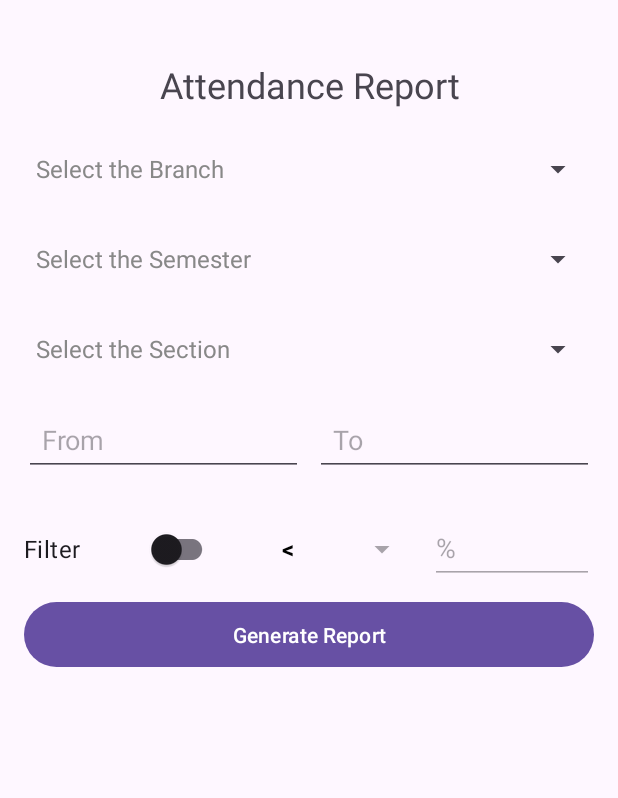
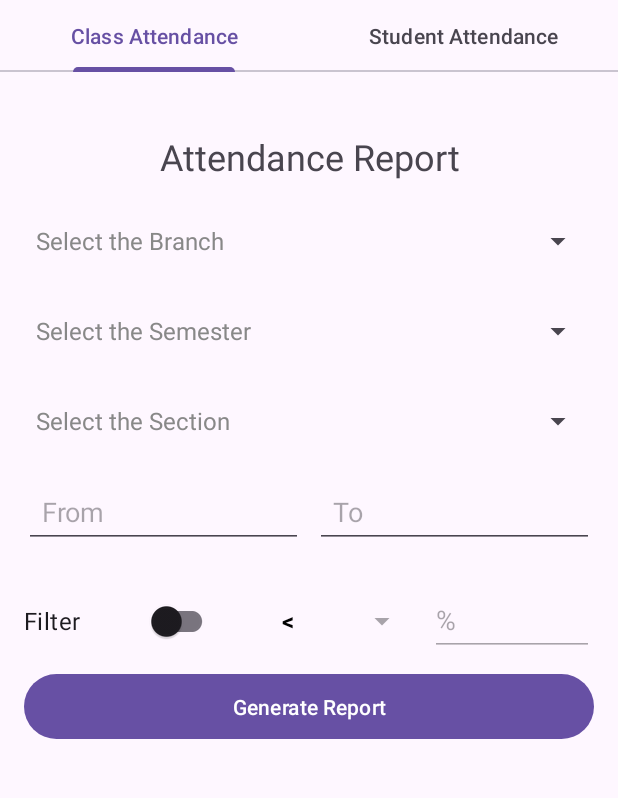
Before and after one commit to sajid-ali-khan/gprec-attendance-app, an Android app: the fragment ClassAttendanceFragment placed in its activity, in the side drawer, after a tap on "Attendance Reports", on a phone screen of 412 x 824 dp, the part 96-894 px from its top. Run offline under Robolectric (Android 15) with nearby library versions, the phone set to English and light mode, and no system bars; 4 statements that could not run were skipped.

Commit message:
modify the report fragment and add the view pager for class and student attendance report fragments in tab layout

```diff
--- a/app/src/main/java/com/example/gprec_30/HODActivity.java
+++ b/app/src/main/java/com/example/gprec_30/HODActivity.java
@@ -10,9 +10,9 @@ import androidx.appcompat.app.AppCompatActivity;
 import androidx.appcompat.widget.Toolbar;
 import androidx.drawerlayout.widget.DrawerLayout;
 
+import com.example.gprec_30.fragment_classes.AttendanceReportFragment;
 import com.example.gprec_30.fragment_classes.ChangePasswordFragment;
 import com.example.gprec_30.fragment_classes.HomeFragment;
-import com.example.gprec_30.fragment_classes.Report;
 import com.example.gprec_30.fragment_classes.SeeAssignmentsFragment;
 import com.example.gprec_30.fragment_classes.TakeAttendanceFragment;
 import com.google.android.material.dialog.MaterialAlertDialogBuilder;
@@ -79,8 +79,8 @@ public class HODActivity extends AppCompatActivity {
                 getSupportFragmentManager().beginTransaction()
                         .replace(R.id.container, changePasswordFragment)
                         .commit();
-            }else if(id == R.id.nav_report){
-                Report report = new Report();
+            }else if(id == R.id.nav_attendance_report){
+                AttendanceReportFragment report = new AttendanceReportFragment();
                 report.setArguments(bundle);
 
                 getSupportFragmentManager().beginTransaction()
--- /dev/null
+++ b/app/src/main/java/com/example/gprec_30/fragment_classes/AttendanceReportFragment.java
@@ -0,0 +1,40 @@
+package com.example.gprec_30.fragment_classes;
+
+import android.os.Bundle;
+import android.view.LayoutInflater;
+import android.view.View;
+import android.view.ViewGroup;
+
+import androidx.fragment.app.Fragment;
+import androidx.viewpager2.widget.ViewPager2;
+
+import com.example.gprec_30.R;
+import com.example.gprec_30.utils.AttendancePagerAdapter;
+import com.google.android.material.tabs.TabLayout;
+import com.google.android.material.tabs.TabLayoutMediator;
+
+public class AttendanceReportFragment extends Fragment {
+
+    @Override
+    public View onCreateView(LayoutInflater inflater, ViewGroup container, Bundle savedInstanceState) {
+        View view = inflater.inflate(R.layout.fragment_attendance_report, container, false);
+
+        TabLayout tabLayout = view.findViewById(R.id.tab_layout);
+        ViewPager2 viewPager = view.findViewById(R.id.view_pager);
+
+        // Set up the adapter for ViewPager2
+        AttendancePagerAdapter adapter = new AttendancePagerAdapter(this);
+        viewPager.setAdapter(adapter);
+
+        // Link TabLayout with ViewPager2
+        new TabLayoutMediator(tabLayout, viewPager, (tab, position) -> {
+            if (position == 0) {
+                tab.setText("Class Attendance");
+            } else {
+                tab.setText("Student Attendance");
+            }
+        }).attach();
+
+        return view;
+    }
+}
--- a/app/src/main/java/com/example/gprec_30/fragment_classes/Report.java
+++ b/app/src/main/java/com/example/gprec_30/fragment_classes/ClassAttendanceFragment.java
@@ -30,7 +30,6 @@ import com.google.android.material.switchmaterial.SwitchMaterial;
 import java.io.File;
 import java.io.FileWriter;
 import java.io.IOException;
-import java.io.Serializable;
 import java.sql.Connection;
 import java.sql.PreparedStatement;
 import java.sql.ResultSet;
@@ -46,7 +45,7 @@ import java.util.Objects;
 import java.util.concurrent.Executors;
 import java.util.stream.Collectors;
 
-public class Report extends Fragment {
+public class ClassAttendanceFragment extends Fragment {
 
     private Spinner sp_branch, sp_sem, sp_section, sp_symbol;
     private EditText et_from, et_to, et_percentage;
@@ -66,7 +65,7 @@ public class Report extends Fragment {
 
     SwitchMaterial toggle_filter;
 
-    public Report() {
+    public ClassAttendanceFragment() {
         // Required empty public constructor
     }
 
@@ -83,7 +82,7 @@ public class Report extends Fragment {
                     branches.add(rs.getString("branch"));
                 }
             } catch (Exception e) {
-                Log.e("Report Fragment DB Supporter", "getBranches: " + e.getMessage());
+                Log.e("ClassAttendanceFragment Fragment DB Supporter", "getBranches: " + e.getMessage());
             }
             return branches;
         }
@@ -106,7 +105,7 @@ public class Report extends Fragment {
                     sems.add(rs.getString("sem"));
                 }
             } catch (Exception e) {
-                Log.e("Report Fragment DB Supporter", "getSemesters: " + e.getMessage());
+                Log.e("ClassAttendanceFragment Fragment DB Supporter", "getSemesters: " + e.getMessage());
             }
             Collections.sort(sems);
             return sems;
@@ -130,7 +129,7 @@ public class Report extends Fragment {
                     sections.add(rs.getString("sec"));
                 }
             } catch (Exception e) {
-                Log.e("Report Fragment DB Supporter", "getSections: " + e.getMessage());
+                Log.e("ClassAttendanceFragment Fragment DB Supporter", "getSections: " + e.getMessage());
             }
             return sections;
 
@@ -139,7 +138,7 @@ public class Report extends Fragment {
 
     @Override
     public View onCreateView(LayoutInflater inflater, ViewGroup container, Bundle savedInstanceState) {
-        View rootView = inflater.inflate(R.layout.fragment_report, container, false);
+        View rootView = inflater.inflate(R.layout.fragment_class_attendance, container, false);
 
         // Initialize UI components
         sp_branch = rootView.findViewById(R.id.sp_branch);
@@ -215,7 +214,7 @@ public class Report extends Fragment {
                     });
                 } catch (ParseException e) {
                     Toast.makeText(getContext(), "Invalid date format!", Toast.LENGTH_SHORT).show();
-                    Log.d("Report button", "onCreateView: " + e.getMessage());
+                    Log.d("ClassAttendanceFragment button", "onCreateView: " + e.getMessage());
                 }
             } else {
                 Toast.makeText(getContext(), "Invalid date range!", Toast.LENGTH_SHORT).show();
@@ -231,7 +230,7 @@ public class Report extends Fragment {
     }
 
     private boolean allFieldsNotFilled() {
-        Log.d("Report", "allFieldsNotFilled: "+ String.format("%s, %s, %s, %s, %s", selectedBranch, selectedSem, selectedSection, fromDate, toDate));
+        Log.d("ClassAttendanceFragment", "allFieldsNotFilled: "+ String.format("%s, %s, %s, %s, %s", selectedBranch, selectedSem, selectedSection, fromDate, toDate));
         return selectedBranch.isEmpty() || selectedSem.isEmpty() || selectedSection.isEmpty() || fromDate.isEmpty() || toDate.isEmpty() || (toggle_filter.isChecked() && (selectedSymbol.isEmpty() || percentage.isEmpty()));
     }
 
@@ -273,7 +272,7 @@ public class Report extends Fragment {
                 reportTable.add(new AttendanceReportTable(rollNumber, days_present, total_days, percentage));
             }
         }catch(Exception e){
-            Log.d("Report:makeReport", "makeReport: "+e);
+            Log.d("ClassAttendanceFragment:makeReport", "makeReport: "+e);
         }
 
         if (toggle_filter.isChecked()){
@@ -349,7 +348,7 @@ public class Report extends Fragment {
             List<String> branches = BranchYearExtractor.extractBranchList(DbSupporter.getBranches());
 
             if (branches.isEmpty()) {
-                Log.e("Report", "No branches found");
+                Log.e("ClassAttendanceFragment", "No branches found");
                 return;
             }
 
@@ -369,14 +368,14 @@ public class Report extends Fragment {
                     return;
                 }
                 selectedBranch = sp_branch.getSelectedItem().toString();
-                Log.d("Report Fragment", "onItemSelected: selected branch " + selectedBranch);
+                Log.d("ClassAttendanceFragment Fragment", "onItemSelected: selected branch " + selectedBranch);
                 String branchCode = BranchYearExtractor.getBranchOnlyCode(selectedBranch);
                 Log.d("branch listener", "onItemSelected: branch code is " + branchCode);
                 List<String> sems = DbSupporter.getSemesters(branchCode);
                 if (!sems.isEmpty()) {
                     sp_sem.setAdapter(giveAdapter("Select the Semester", sems));
                 } else {
-                    Log.e("Report : branch listener", "onItemSelected: the sems list is empty.");
+                    Log.e("ClassAttendanceFragment : branch listener", "onItemSelected: the sems list is empty.");
                 }
             }
 
@@ -400,7 +399,7 @@ public class Report extends Fragment {
                 if (!sections.isEmpty()) {
                     sp_section.setAdapter(giveAdapter(ph_section, sections));
                 } else {
-                    Log.d("Report : sem listener", "onItemSelected: the sections list is empty.");
+                    Log.d("ClassAttendanceFragment : sem listener", "onItemSelected: the sections list is empty.");
                 }
             }
 
--- /dev/null
+++ b/app/src/main/java/com/example/gprec_30/fragment_classes/StudentAttendanceFragment.java
@@ -0,0 +1,17 @@
+package com.example.gprec_30.fragment_classes;
+
+import android.os.Bundle;
+import android.view.LayoutInflater;
+import android.view.View;
+import android.view.ViewGroup;
+
+import androidx.fragment.app.Fragment;
+
+import com.example.gprec_30.R;
+
+public class StudentAttendanceFragment extends Fragment {
+    @Override
+    public View onCreateView(LayoutInflater inflater, ViewGroup container, Bundle savedInstanceState) {
+        return inflater.inflate(R.layout.fragment_student_attendance, container, false);
+    }
+}
--- /dev/null
+++ b/app/src/main/java/com/example/gprec_30/utils/AttendancePagerAdapter.java
@@ -0,0 +1,31 @@
+package com.example.gprec_30.utils;
+
+import androidx.annotation.NonNull;
+import androidx.fragment.app.Fragment;
+import androidx.viewpager2.adapter.FragmentStateAdapter;
+
+import com.example.gprec_30.fragment_classes.ClassAttendanceFragment;
+import com.example.gprec_30.fragment_classes.StudentAttendanceFragment;
+
+public class AttendancePagerAdapter extends FragmentStateAdapter {
+
+    public AttendancePagerAdapter(@NonNull Fragment fragment) {
+        super(fragment); // Pass the parent fragment
+    }
+
+    @NonNull
+    @Override
+    public Fragment createFragment(int position) {
+        // Return the fragment based on tab position
+        if (position == 0) {
+            return new ClassAttendanceFragment(); // First tab
+        } else {
+            return new StudentAttendanceFragment(); // Second tab
+        }
+    }
+
+    @Override
+    public int getItemCount() {
+        return 2; // Number of tabs
+    }
+}
--- /dev/null
+++ b/app/src/main/res/layout/fragment_attendance_report.xml
@@ -0,0 +1,19 @@
+<?xml version="1.0" encoding="utf-8"?>
+<LinearLayout
+    xmlns:android="http://schemas.android.com/apk/res/android"
+    android:layout_width="match_parent"
+    android:layout_height="match_parent"
+    android:orientation="vertical">
+
+    <!-- Tabs for Class Attendance and Student Attendance -->
+    <com.google.android.material.tabs.TabLayout
+        android:id="@+id/tab_layout"
+        android:layout_width="match_parent"
+        android:layout_height="wrap_content" />
+
+    <!-- ViewPager2 for swiping between fragments -->
+    <androidx.viewpager2.widget.ViewPager2
+        android:id="@+id/view_pager"
+        android:layout_width="match_parent"
+        android:layout_height="match_parent" />
+</LinearLayout>
--- a/app/src/main/res/layout/fragment_report.xml
+++ b/app/src/main/res/layout/fragment_class_attendance.xml
@@ -5,9 +5,9 @@
     android:layout_height="match_parent"
     android:orientation="vertical"
     android:padding="16dp"
-    tools:context=".fragment_classes.Report">
+    tools:context=".fragment_classes.ClassAttendanceFragment">
 
-    <!-- Title for Attendance Report -->
+    <!-- Title for Attendance ClassAttendanceFragment -->
     <TextView
         android:id="@+id/textView"
         android:layout_width="match_parent"
@@ -109,7 +109,7 @@
     </LinearLayout>
 
 
-    <!-- Button to Submit Report -->
+    <!-- Button to Submit ClassAttendanceFragment -->
     <Button
         android:id="@+id/btn_generateReport"
         android:layout_width="match_parent"
--- /dev/null
+++ b/app/src/main/res/layout/fragment_student_attendance.xml
@@ -0,0 +1,6 @@
+<?xml version="1.0" encoding="utf-8"?>
+<androidx.constraintlayout.widget.ConstraintLayout xmlns:android="http://schemas.android.com/apk/res/android"
+    android:layout_width="match_parent"
+    android:layout_height="match_parent">
+
+</androidx.constraintlayout.widget.ConstraintLayout>
--- a/app/src/main/res/menu/menu_hod_drawer.xml
+++ b/app/src/main/res/menu/menu_hod_drawer.xml
@@ -23,9 +23,9 @@
         android:title="Change Password"
         android:icon="@drawable/ic_change_password" />
 
-<!--    Attendance Report-->
+<!--    Attendance ClassAttendanceFragment-->
     <item
-        android:id="@+id/nav_report"
+        android:id="@+id/nav_attendance_report"
         android:title="Attendance Reports"
         android:icon="@drawable/report_icon" />
 
```
